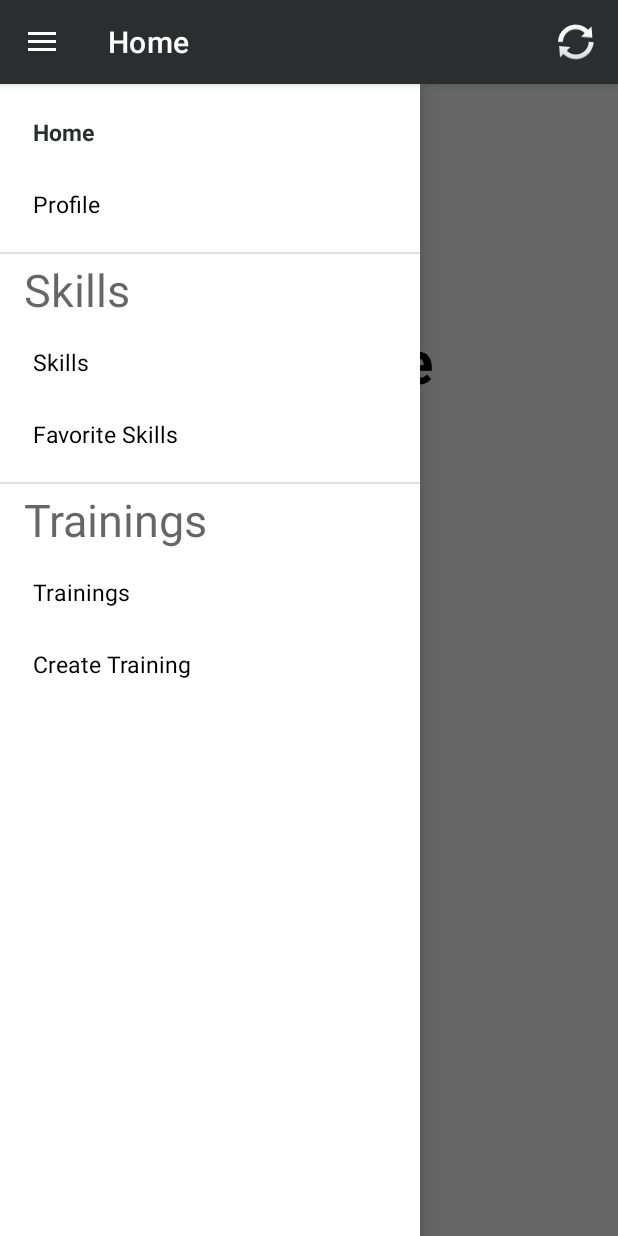
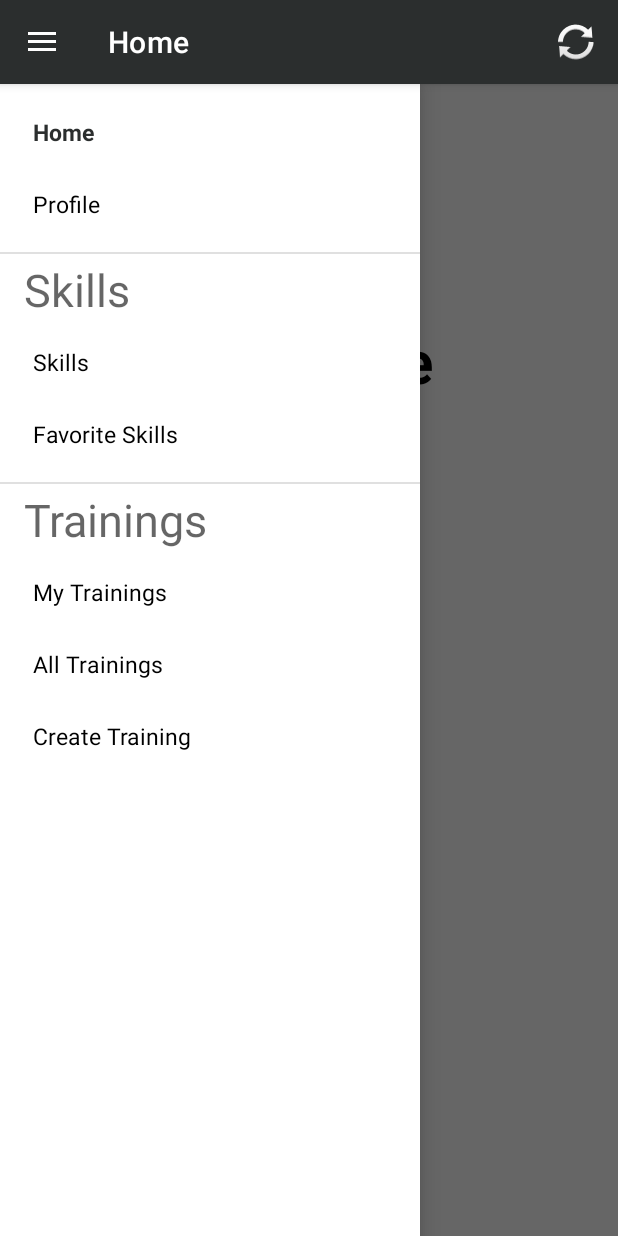
Before and after one commit to xburir/CalisthenicsWorkout, an Android app: the screen it shows after launch once a user with an empty profile is signed in (MainActivity), with the side drawer open, on a phone screen of 412 x 824 dp. Run offline under Robolectric (Android 15) with nearby library versions, the phone set to English and light mode, and no system bars; our stand-ins replace Firebase (no records; nobody signed in at launch, a user with empty details on screens opened directly), Room's generated code, Timber, data binding, navigation-ui; Roboto replaces fonts that are not available here.

Commit message:
my trainings fragment added

```diff
--- a/app/src/main/res/menu/navdrawer.xml
+++ b/app/src/main/res/menu/navdrawer.xml
@@ -28,8 +28,11 @@
     <item android:title="Trainings">
         <menu>
             <item
+                android:id="@+id/myTrainingsFragment"
+                android:title="My Trainings" />
+            <item
                 android:id="@+id/allTrainingsFragment"
-                android:title="Trainings" />
+                android:title="All Trainings" />
             <item
                 android:id="@+id/createTrainingFragment"
                 android:title="Create Training" />
--- a/app/src/main/res/navigation/navigation.xml
+++ b/app/src/main/res/navigation/navigation.xml
@@ -101,7 +101,7 @@
             app:destination="@id/skillFragment" />
         <action
             android:id="@+id/action_createTrainingFragment_to_allTrainingsFragment"
-            app:destination="@id/allTrainingsFragment" />
+            app:destination="@id/myTrainingsFragment" />
     </fragment>
     <fragment
         android:id="@+id/profileFragment"
@@ -118,4 +118,14 @@
             app:destination="@id/skillFragment"
             app:popUpTo="@id/skillFragment" />
     </fragment>
+    <fragment
+        android:id="@+id/myTrainingsFragment"
+        android:name="com.example.calisthenicsworkout.fragments.training.MyTrainingsFragment"
+        android:label="My Trainings"
+        tools:layout="@layout/fragment_my_trainings">
+        <action
+            android:id="@+id/action_myTrainingsFragment_to_trainingFragment"
+            app:destination="@id/trainingFragment"
+            app:popUpTo="@id/myTrainingsFragment" />
+    </fragment>
 </navigation>
```
Also changed, not shown: app/src/main/java/com/example/calisthenicsworkout/fragments/training/MyTrainingsFragment.kt (added, +70 -0 lines), app/src/main/res/layout/fragment_my_trainings.xml (added, +21 -0 lines).
